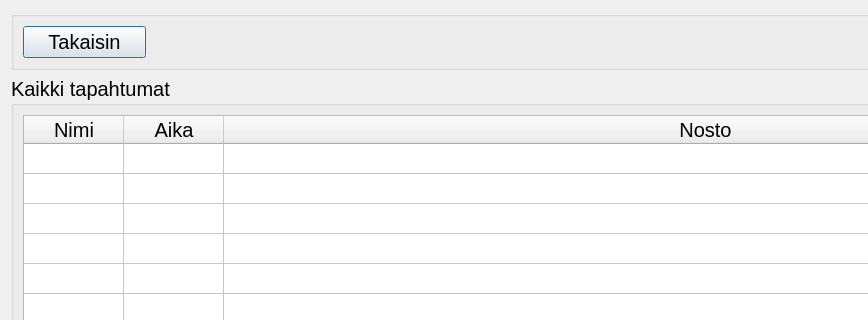
Above: frontend/accountDLL/accountdialog.ui from JnsRdnp/ATM-Simulator before the change; both pictures show x 0 to 868 and y 0 to 320 of the 1280 by 720 pixel window. Below: the same form after it.
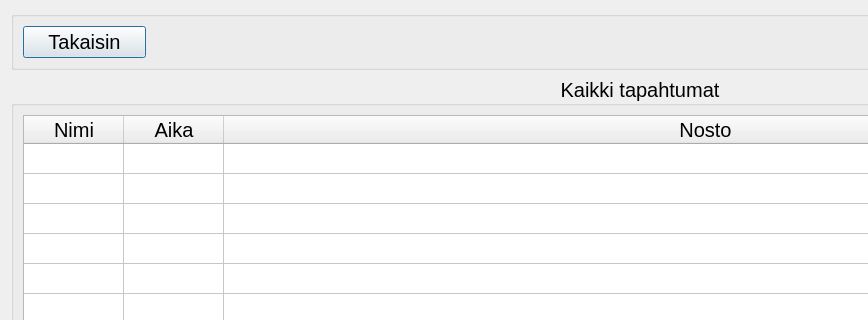
That is the form after the change.

What changed in the file:
```diff
--- a/frontend/accountDLL/accountdialog.ui
+++ b/frontend/accountDLL/accountdialog.ui
@@ -13,7 +13,7 @@
   <property name="windowTitle">
    <string>Account</string>
   </property>
-  <layout class="QGridLayout" name="gridLayout" rowstretch="0,0,0,0">
+  <layout class="QGridLayout" name="gridLayout" rowstretch="0,0">
    <item row="0" column="0">
     <widget class="QGroupBox" name="groupBox_2">
      <property name="title">
@@ -58,6 +58,9 @@
      <property name="title">
       <string>Kaikki tapahtumat</string>
      </property>
+     <property name="alignment">
+      <set>Qt::AlignCenter</set>
+     </property>
      <layout class="QHBoxLayout" name="horizontalLayout" stretch="2,0">
       <item>
        <widget class="QTableWidget" name="tblHistory">
```
